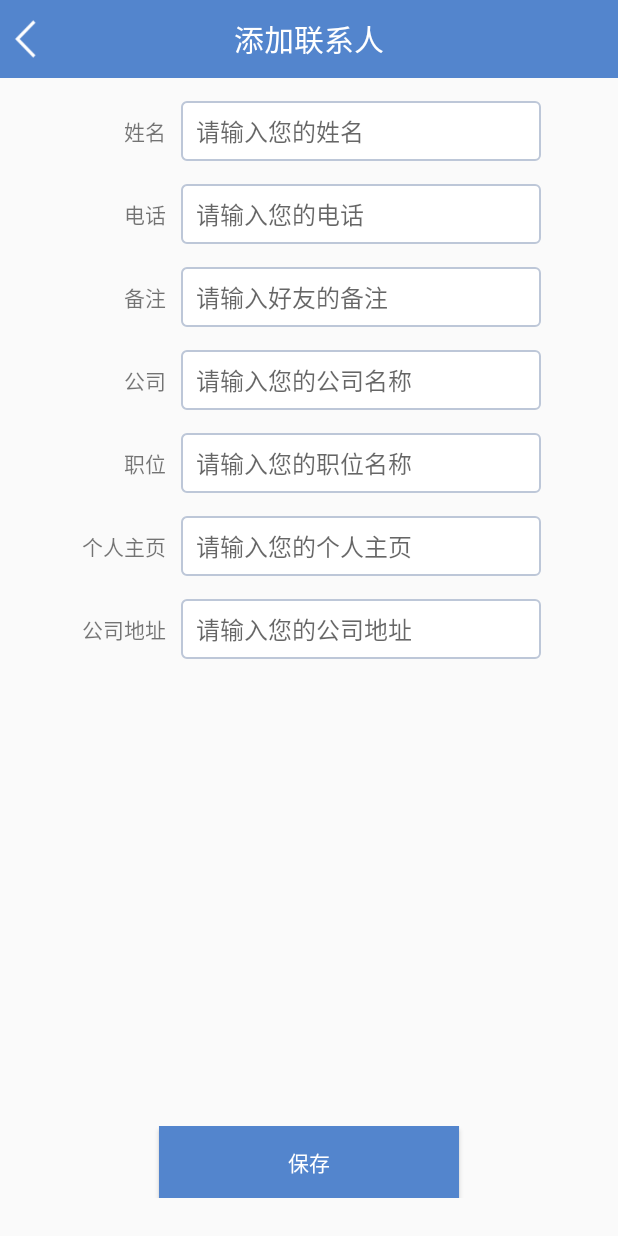
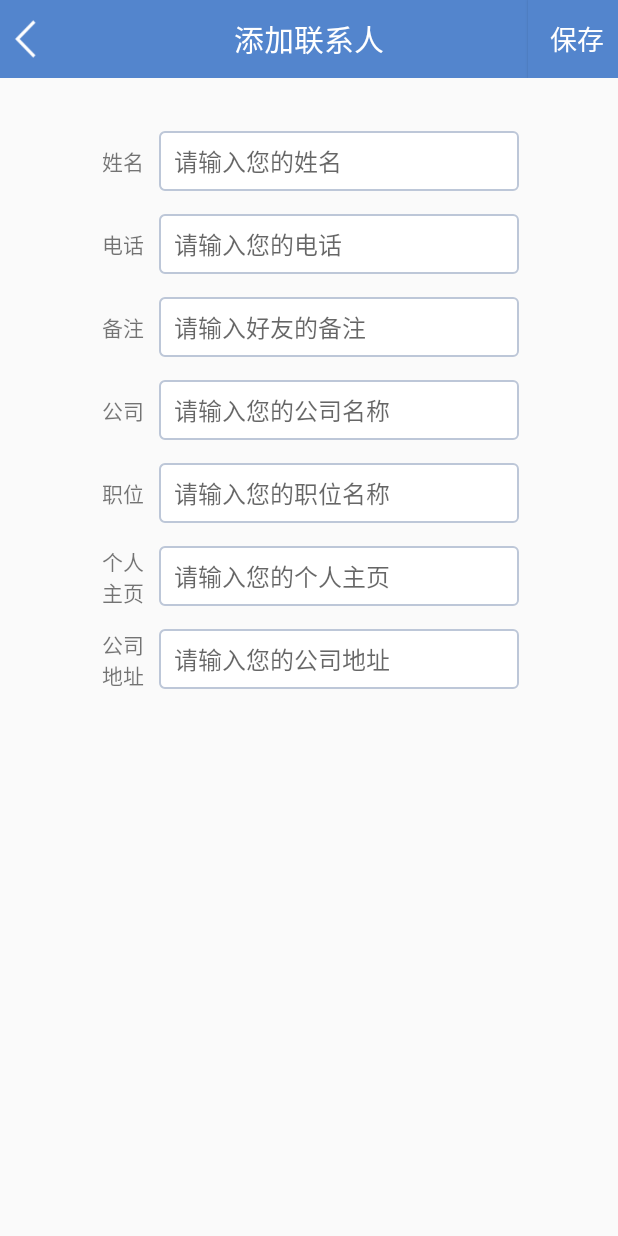
Before and after one commit to DarkYeahs/QRCodeAndroid, an Android app: the AddContactPerson screen opened directly, with no data from a screen before it, on a phone screen of 412 x 824 dp. Run offline under Robolectric (Android 15) with nearby library versions, the phone set to English and light mode, and no system bars; our stand-ins replace ButterKnife, Volley.

Commit message:
更改UI

```diff
--- a/app/src/main/AndroidManifest.xml
+++ b/app/src/main/AndroidManifest.xml
@@ -41,7 +41,8 @@
         <activity
             android:name=".FeedBack"
             android:parentActivityName=".SettingActivity"
-            android:theme="@style/Theme.AppCompat.Light.NoActionBar" />
+            android:theme="@style/Theme.AppCompat.Light.NoActionBar" >
+        </activity>>
         <activity
             android:name=".ContactItemActivity"
             android:theme="@style/Theme.AppCompat.Light.NoActionBar" />
--- a/app/src/main/java/com/yeahs/www/qrcode/AddContactPerson.java
+++ b/app/src/main/java/com/yeahs/www/qrcode/AddContactPerson.java
@@ -31,6 +31,7 @@ public class AddContactPerson extends AppCompatActivity {
 
     @BindView(R.id.text_title) TextView title;
     @BindView(R.id.button_backward) Button back;
+    @BindView(R.id.button_forward) Button save;
 
     @BindView(R.id.name_value) EditText nameView;
     @BindView(R.id.mobile_value) EditText mobileView;
@@ -57,6 +58,8 @@ public class AddContactPerson extends AppCompatActivity {
         setContentView(R.layout.activity_add_contact_person);
         ButterKnife.bind(this);
         back.setVisibility(View.VISIBLE);
+        save.setVisibility(View.VISIBLE);
+        save.setText("保存");
         title.setText("添加联系人");
         cuid = CApplication.user.getId();
         Log.i("login", cuid);
@@ -69,7 +72,7 @@ public class AddContactPerson extends AppCompatActivity {
     protected void back () {
         finish();
     }
-    @OnClick(R.id.save_btn)
+    @OnClick(R.id.button_forward)
     public void addContact () {
         name = nameView.getText().toString();
         mobile = mobileView.getText().toString();
--- a/app/src/main/java/com/yeahs/www/qrcode/ContactAdapter.java
+++ b/app/src/main/java/com/yeahs/www/qrcode/ContactAdapter.java
@@ -41,7 +41,7 @@ public class ContactAdapter extends ArrayAdapter {
         view = LayoutInflater.from(getContext()).inflate(resourceid, parent, false);
         contactView = (ImageView) view.findViewById(R.id.contact_person_icon);
         contactName = (TextView) view.findViewById(R.id.contact_person_name);
-        contactView.setImageResource(R.drawable.default_icon);
+        contactView.setImageResource(R.drawable.ic_head);
         contactName.setText(contactPerson.getName() + " (" + contactPerson.getCompany() + contactPerson.getJob() + ")");
         return view;
     }
--- a/app/src/main/java/com/yeahs/www/qrcode/ContactAddConfirm.java
+++ b/app/src/main/java/com/yeahs/www/qrcode/ContactAddConfirm.java
@@ -43,7 +43,6 @@ public class ContactAddConfirm extends AppCompatActivity {
         setContentView(R.layout.activity_contact_add_confirm);
         ButterKnife.bind(this);
         contactService = new ContactService(this);
-        back.setText("返回");
         confitmBtn.setText("确认");
         confitmBtn.setVisibility(View.VISIBLE);
         back.setVisibility(View.VISIBLE);
--- a/app/src/main/java/com/yeahs/www/qrcode/FeedBack.java
+++ b/app/src/main/java/com/yeahs/www/qrcode/FeedBack.java
@@ -34,7 +34,6 @@ public class FeedBack extends BaseActivity {
         super.onCreate(savedInstanceState);
         setContentView(R.layout.feed_back);
         ButterKnife.bind(this);
-        back.setText("返回");
         back.setVisibility(View.VISIBLE);
         title.setText("意见反馈");
         loadingDialog = new LoadingDialog(this, R.style.LoadingDialog);
--- a/app/src/main/java/com/yeahs/www/qrcode/network/ContactService.java
+++ b/app/src/main/java/com/yeahs/www/qrcode/network/ContactService.java
@@ -8,10 +8,10 @@ import android.app.Activity;
 
 public class ContactService {
     public static baseService baseService = null;
-    private static final String addContactUrl = "http://192.168.1.124:4000/contact/addcontact";
-    private static final String editContactUrl = "http://192.168.1.124:4000/contact/editcontact";
-    private static final String delContactUrl = "http://192.168.1.124:4000/contact/delcontact";
-    private static final String getContactListUrl = "http://192.168.1.124:4000/contact/getcontactlist";
+    private static final String addContactUrl = "/contact/addcontact";
+    private static final String editContactUrl = "/contact/editcontact";
+    private static final String delContactUrl = "/contact/delcontact";
+    private static final String getContactListUrl = "/contact/getcontactlist";
     public ContactService (Activity activity) {
         baseService = new baseService(activity);
     }
--- a/app/src/main/java/com/yeahs/www/qrcode/network/UserService.java
+++ b/app/src/main/java/com/yeahs/www/qrcode/network/UserService.java
@@ -8,8 +8,8 @@ import android.app.Activity;
 
 public class UserService {
     public static baseService baseService = null;
-    private static final String getUserInfoUrl = "http://192.168.1.124:4000/user/getuserinfo";
-    private static final String editUserInfoUrl = "http://192.168.1.124:4000/user/editUserInfo";
+    private static final String getUserInfoUrl = "/user/getuserinfo";
+    private static final String editUserInfoUrl = "/user/editUserInfo";
     public UserService (Activity activity) {
         baseService = new baseService(activity);
     }
--- a/app/src/main/java/com/yeahs/www/qrcode/network/baseService.java
+++ b/app/src/main/java/com/yeahs/www/qrcode/network/baseService.java
@@ -19,6 +19,7 @@ import java.util.Iterator;
 
 public class baseService {
     public static Activity selActivity = null;
+    private String baseUrl = "http://172.20.10.3:4000";
     public baseService (Activity activity) {
         selActivity = activity;
     }
@@ -37,7 +38,7 @@ public class baseService {
             }
         }
         url += "?" + param;
-        JsonObjectRequest stringRequest = new JsonObjectRequest(Request.Method.GET, url, null,
+        JsonObjectRequest stringRequest = new JsonObjectRequest(Request.Method.GET, baseUrl + url, null,
                 new Response.Listener<JSONObject>() {
                     @Override
                     public void onResponse(JSONObject response) {
@@ -53,7 +54,7 @@ public class baseService {
     }
     public void post (String url, SelfCallback callback) {
         final SelfCallback postCallback = callback;
-        JsonObjectRequest stringRequest = new JsonObjectRequest(Request.Method.POST, url, postCallback.getParams(),
+        JsonObjectRequest stringRequest = new JsonObjectRequest(Request.Method.POST, baseUrl + url, postCallback.getParams(),
                 new Response.Listener<JSONObject>() {
                     @Override
                     public void onResponse(JSONObject response) {
--- a/app/src/main/res/layout/activity_add_contact_person.xml
+++ b/app/src/main/res/layout/activity_add_contact_person.xml
@@ -5,18 +5,26 @@
     android:layout_height="match_parent"
     android:layout_gravity="center">
         <RelativeLayout
+            android:layout_width="match_parent"
+            android:layout_height="wrap_content">
+            <RelativeLayout
                 android:id="@+id/title_bar"
                 android:layout_width="match_parent"
                 android:layout_height="wrap_content">
                 <include layout="@layout/titlebar"/>
             </RelativeLayout>
+            <ScrollView
+                android:layout_width="match_parent"
+                android:layout_height="wrap_content"
+                android:layout_below="@id/title_bar">
             <LinearLayout
                 android:id="@+id/contact_edit"
                 android:layout_width="wrap_content"
                 android:layout_height="wrap_content"
-        android:layout_below="@id/title_bar"
                 android:orientation="vertical"
                 android:layout_centerHorizontal="true"
+                android:layout_gravity="center"
+                android:paddingTop="20dip"
                 >
                 <LinearLayout
                     android:id="@+id/name_item"
@@ -26,10 +34,10 @@
                     android:paddingTop="15dp" >
                     <TextView
                         android:id="@+id/name_label"
-                android:layout_width="70dp"
-                android:layout_height="50dp"
+                        android:layout_width="40dp"
+                        android:layout_height="match_parent"
                         android:paddingRight="10dp"
-                android:gravity="right"
+                        android:gravity="center_vertical|right"
                         android:text="姓名"/>
                     <EditText
                         android:id="@+id/name_value"
@@ -46,13 +54,13 @@
                     android:layout_width="match_parent"
                     android:layout_height="wrap_content"
                     android:orientation="horizontal"
-            android:paddingTop="5dp" >
+                    android:paddingTop="15dp" >
                     <TextView
                         android:id="@+id/mobile_label"
-                android:layout_width="70dp"
-                android:layout_height="50dp"
+                        android:layout_width="40dp"
+                        android:layout_height="match_parent"
                         android:paddingRight="10dp"
-                android:gravity="right"
+                        android:gravity="center_vertical|right"
                         android:text="电话"/>
                     <EditText
                         android:id="@+id/mobile_value"
@@ -69,13 +77,13 @@
                     android:layout_width="match_parent"
                     android:layout_height="wrap_content"
                     android:orientation="horizontal"
-            android:paddingTop="5dp" >
+                    android:paddingTop="15dp" >
                     <TextView
                         android:id="@+id/remark_label"
-                android:layout_width="70dp"
-                android:layout_height="50dp"
+                        android:layout_width="40dp"
+                        android:layout_height="match_parent"
                         android:paddingRight="10dp"
-                android:gravity="right"
+                        android:gravity="center_vertical|right"
                         android:text="备注"/>
                     <EditText
                         android:id="@+id/remark_value"
@@ -92,13 +100,13 @@
                     android:layout_width="match_parent"
                     android:layout_height="wrap_content"
                     android:orientation="horizontal"
-            android:paddingTop="5dp" >
+                    android:paddingTop="15dp" >
                     <TextView
                         android:id="@+id/company_label"
-                android:layout_width="70dp"
-                android:layout_height="50dp"
+                        android:layout_width="40dp"
+                        android:layout_height="match_parent"
                         android:paddingRight="10dp"
-                android:gravity="right"
+                        android:gravity="center_vertical|right"
                         android:text="公司"/>
                     <EditText
                         android:id="@+id/company_value"
@@ -115,13 +123,13 @@
                     android:layout_width="match_parent"
                     android:layout_height="wrap_content"
                     android:orientation="horizontal"
-            android:paddingTop="5dp" >
+                    android:paddingTop="15dp" >
                     <TextView
                         android:id="@+id/job_label"
-                android:layout_width="70dp"
-                android:layout_height="50dp"
+                        android:layout_width="40dp"
+                        android:layout_height="match_parent"
                         android:paddingRight="10dp"
-                android:gravity="right"
+                        android:gravity="center_vertical|right"
                         android:text="职位"/>
                     <EditText
                         android:id="@+id/job_value"
@@ -138,13 +146,13 @@
                     android:layout_width="match_parent"
                     android:layout_height="wrap_content"
                     android:orientation="horizontal"
-            android:paddingTop="5dp" >
+                    android:paddingTop="15dp" >
                     <TextView
                         android:id="@+id/homepage_label"
-                android:layout_width="70dp"
-                android:layout_height="50dp"
+                        android:layout_width="40dp"
+                        android:layout_height="match_parent"
                         android:paddingRight="10dp"
-                android:gravity="right"
+                        android:gravity="center_vertical|right"
                         android:text="个人主页"/>
                     <EditText
                         android:id="@+id/homepage_value"
@@ -161,13 +169,13 @@
                     android:layout_width="match_parent"
                     android:layout_height="wrap_content"
                     android:orientation="horizontal"
-            android:paddingTop="5dp" >
+                    android:paddingTop="15dp" >
                     <TextView
                         android:id="@+id/company_address_label"
-                android:layout_width="70dp"
-                android:layout_height="50dp"
+                        android:layout_width="40dp"
+                        android:layout_height="match_parent"
                         android:paddingRight="10dp"
-                android:gravity="right"
+                        android:gravity="center_vertical|right"
                         android:text="公司地址"/>
                     <EditText
                         android:id="@+id/company_address_value"
@@ -180,22 +188,6 @@
                         />
                 </LinearLayout>
             </LinearLayout>
-    <LinearLayout
-        android:layout_width="match_parent"
-        android:layout_height="wrap_content"
-        android:gravity="center"
-        android:layout_gravity="center"
-        android:orientation="vertical"
-        android:layout_alignParentBottom="true"
-        android:layout_marginBottom="25dip" >
-        <Button
-            android:id="@+id/save_btn"
-            android:layout_width="200dp"
-            android:layout_height="wrap_content"
-            android:padding="10dp"
-            android:text="保存"
-            android:textAlignment="center"
-            android:background="@color/colorSkyBlue"
-            android:textColor="#fff"/>
-    </LinearLayout>
+            </ScrollView>
         </RelativeLayout>
+</RelativeLayout>
```
Also changed, not shown: app/src/main/java/com/yeahs/www/qrcode/ContactEditActivity.java (+0 -16 lines), app/src/main/java/com/yeahs/www/qrcode/ContactItemActivity.java (+21 -6 lines), app/src/main/java/com/yeahs/www/qrcode/MainActivity.java (+6 -7 lines), app/src/main/java/com/yeahs/www/qrcode/SettingActivity.java (+22 -5 lines), app/src/main/java/com/yeahs/www/qrcode/network/LoginService.java (+5 -5 lines), app/src/main/res/layout/app_bar_main.xml (+5 -6 lines), app/src/main/res/layout/contact_info.xml (+27 -26 lines), app/src/main/res/layout/feed_back.xml (+7 -7 lines), app/src/main/res/drawable/refresh.png (added). Lines whose indentation alone changed are shown as unchanged.
